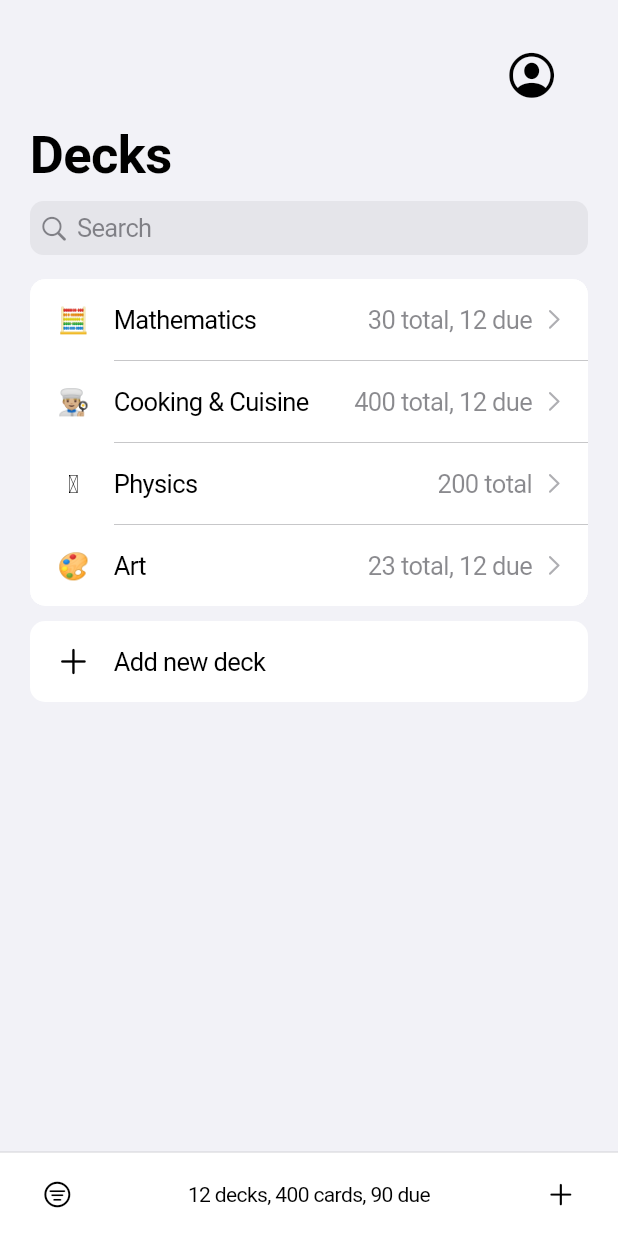
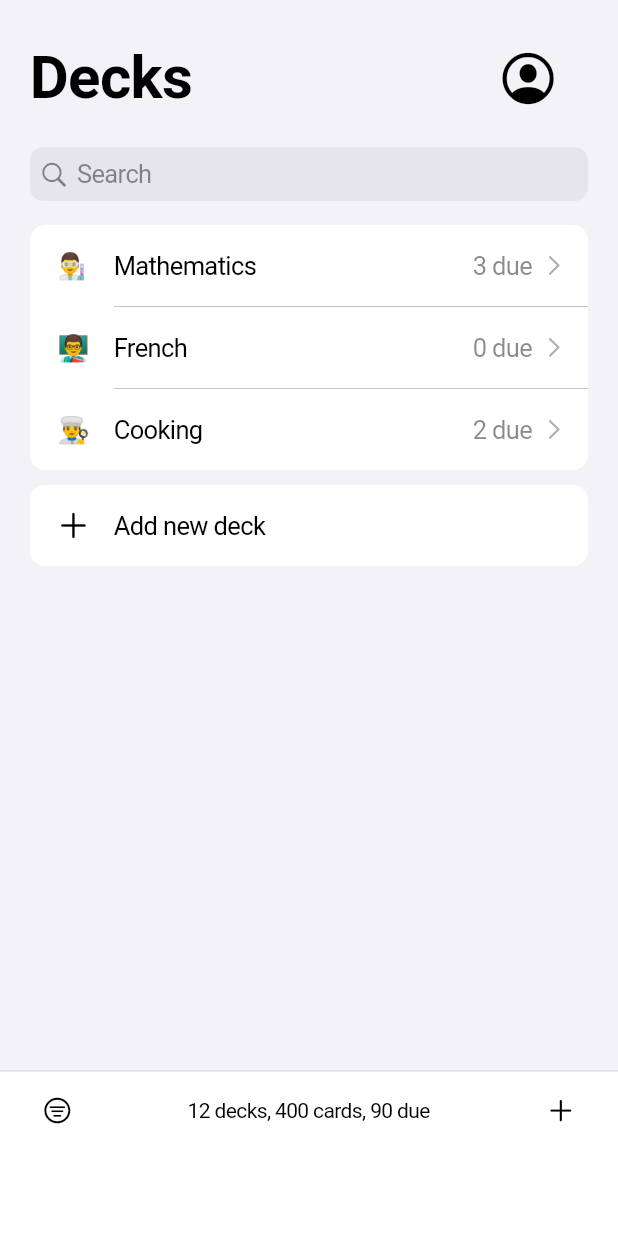
Before and after one commit to nxcco/gendai, a Flutter app: the screen it shows after launch, on a phone screen of 412 x 824 dp. Run offline on Flutter 3.47's test engine with Material 2 defaults, Android fonts, the phone set to English and light mode, and no system bars.

Commit message:
💄 add deck overview screen

```diff
--- a/lib/cupertino_bottom_bar.dart
+++ b/lib/cupertino_bottom_bar.dart
@@ -39,7 +39,9 @@ class CupertinoBottomBar extends StatelessWidget
       height: height,
       margin:
           EdgeInsets.only(bottom: MediaQuery.of(context).viewPadding.bottom),
-      child: Row(
+      child: Column(
+        children: [
+          Row(
             crossAxisAlignment: CrossAxisAlignment.center,
             mainAxisAlignment: MainAxisAlignment.spaceBetween,
             children: <Widget>[
@@ -47,25 +49,28 @@ class CupertinoBottomBar extends StatelessWidget
                 Padding(
                   padding: const EdgeInsetsDirectional.only(start: 8.0),
                   child: DefaultTextStyle(
-                style: CupertinoTheme.of(context).textTheme.navActionTextStyle,
+                    style:
+                        CupertinoTheme.of(context).textTheme.navActionTextStyle,
                     child: leading!,
                   ),
                 ),
               if (middle != null)
-            Expanded(
-              child: DefaultTextStyle(
+                DefaultTextStyle(
                   style: CupertinoTheme.of(context).textTheme.navTitleTextStyle,
                   child: middle!,
-              ),
                 ),
               if (trailing != null)
                 Padding(
                   padding: const EdgeInsetsDirectional.only(end: 8.0),
                   child: DefaultTextStyle(
-                style: CupertinoTheme.of(context).textTheme.navActionTextStyle,
+                    style:
+                        CupertinoTheme.of(context).textTheme.navActionTextStyle,
                     child: trailing!,
                   ),
                 ),
+            ],
+          ),
+          const Spacer(),
         ],
       ),
     );
--- a/lib/main.dart
+++ b/lib/main.dart
@@ -1,5 +1,6 @@
 import 'package:flutter/cupertino.dart';
 import 'package:srs/cupertino_bottom_bar.dart';
+import 'package:srs/deck_overview_page.dart';
 import 'package:srs/show_create_deck.dart';
 
 void main() {
@@ -22,16 +23,25 @@ class MyApp extends StatelessWidget {
   }
 }
 
-class HomePage extends StatelessWidget {
+class HomePage extends StatefulWidget {
   const HomePage({super.key});
+
+  @override
+  State<HomePage> createState() => _HomePageState();
+}
+
+class _HomePageState extends State<HomePage> {
+  bool _onlyDueToday = false;
 
   @override
   Widget build(BuildContext context) {
     return CupertinoPageScaffold(
-      child: Column(
+      backgroundColor: CupertinoColors.systemGroupedBackground,
+      child: Stack(
         children: [
-          Expanded(
-            child: CupertinoListSection.insetGrouped(
+          ListView(
+            children: [
+              CupertinoListSection.insetGrouped(
                 footer: ClipRRect(
                   borderRadius: BorderRadius.circular(10),
                   child: CupertinoListTile.notched(
@@ -42,26 +52,24 @@ class HomePage extends StatelessWidget {
                   ),
                 ),
                 header: Column(
-                crossAxisAlignment: CrossAxisAlignment.start,
                   children: [
-                  SizedBox(height: MediaQuery.of(context).viewPadding.top),
                     Row(
                       children: [
+                        const Text(
+                          'Decks',
+                          style: TextStyle(
+                            fontSize: 40,
+                          ),
+                        ),
                         const Spacer(),
                         CupertinoButton(
                           child: const Icon(
                             CupertinoIcons.profile_circled,
-                          size: 35,
+                            size: 40,
                           ),
                           onPressed: () {},
                         ),
                       ],
-                  ),
-                  const Text(
-                    'Decks',
-                    style: TextStyle(
-                      fontSize: 35,
-                    ),
                     ),
                     const SizedBox(height: 10),
                     CupertinoSearchTextField(
@@ -75,60 +83,47 @@ class HomePage extends StatelessWidget {
                   ],
                 ),
                 children: [
+                  for (final deck in decks.where((element) {
+                    if (_onlyDueToday) {
+                      return element.dueTodayCount > 0;
+                    }
+                    return true;
+                  }))
                     CupertinoListTile.notched(
-                  title: const Text('Mathematics'),
-                  additionalInfo: const Text('30 total, 12 due'),
-                  leading: const Text('🧮'),
+                      title: Text(deck.name),
+                      leading: Text(deck.emoji),
+                      additionalInfo: Text(
+                        '${deck.dueTodayCount} due',
+                      ),
                       trailing: const CupertinoListTileChevron(),
                       onTap: () => Navigator.of(context).push(
                         CupertinoPageRoute<void>(
                           builder: (BuildContext context) {
-                        return Container();
-                      },
-                    ),
-                  ),
-                ),
-                CupertinoListTile.notched(
-                  title: const Text('Cooking & Cuisine'),
-                  leading: const Text('👨🏼‍🍳'),
-                  additionalInfo: const Text('400 total, 12 due'),
-                  trailing: const CupertinoListTileChevron(),
-                  onTap: () => Navigator.of(context).push(
-                    CupertinoPageRoute<void>(
-                      builder: (BuildContext context) {
-                        return Container();
-                      },
-                    ),
-                  ),
-                ),
-                const CupertinoListTile.notched(
-                  title: Text('Physics'),
-                  leading: Text('Ͷ'),
-                  additionalInfo: Text('200 total'),
-                  trailing: CupertinoListTileChevron(),
-                ),
-                CupertinoListTile.notched(
-                  title: const Text('Art'),
-                  leading: const Text('🎨'),
-                  additionalInfo: const Text('23 total, 12 due'),
-                  trailing: const CupertinoListTileChevron(),
-                  onTap: () => Navigator.of(context).push(
-                    CupertinoPageRoute<void>(
-                      builder: (BuildContext context) {
-                        return Container();
+                            return DeckOverviewPage(deck: deck);
                           },
                         ),
                       ),
                     ),
                 ],
               ),
+            ],
           ),
-          CupertinoBottomBar(
+          Positioned(
+            bottom: -MediaQuery.of(context).padding.bottom,
+            left: 0,
+            width: MediaQuery.of(context).size.width,
+            height: 110,
+            child: CupertinoBottomBar(
               leading: CupertinoButton(
-              child:
-                  const Icon(CupertinoIcons.line_horizontal_3_decrease_circle),
+                child: Icon(
+                  _onlyDueToday
+                      ? CupertinoIcons.line_horizontal_3_decrease_circle_fill
+                      : CupertinoIcons.line_horizontal_3_decrease_circle,
+                ),
                 onPressed: () {
-                // Handle creating a new card
+                  setState(() {
+                    _onlyDueToday = !_onlyDueToday;
+                  });
                 },
               ),
               middle: const Text(
@@ -145,6 +140,7 @@ class HomePage extends StatelessWidget {
                   // Handle creating a new card
                 },
               ),
+            ),
           )
         ],
       ),
@@ -154,6 +150,7 @@ class HomePage extends StatelessWidget {
 
 class Deck {
   final String name;
+  final String emoji;
   final int totalCount;
   final int dueTodayCount;
 
@@ -161,11 +158,12 @@ class Deck {
     required this.name,
     required this.totalCount,
     required this.dueTodayCount,
+    required this.emoji,
   });
 }
 
 final List<Deck> decks = [
-  Deck(name: 'Deck 1', totalCount: 20, dueTodayCount: 3),
-  Deck(name: 'Deck 2', totalCount: 12, dueTodayCount: 0),
-  Deck(name: 'Deck 3', totalCount: 8, dueTodayCount: 2),
+  Deck(name: 'Mathematics', totalCount: 20, dueTodayCount: 3, emoji: '👨‍🔬'),
+  Deck(name: 'French', totalCount: 12, dueTodayCount: 0, emoji: '👨‍🏫'),
+  Deck(name: 'Cooking', totalCount: 8, dueTodayCount: 2, emoji: '👨‍🍳'),
 ];
```
Also changed, not shown: lib/deck_overview_page.dart (added, +223 -0 lines). Lines whose indentation alone changed are shown as unchanged.
